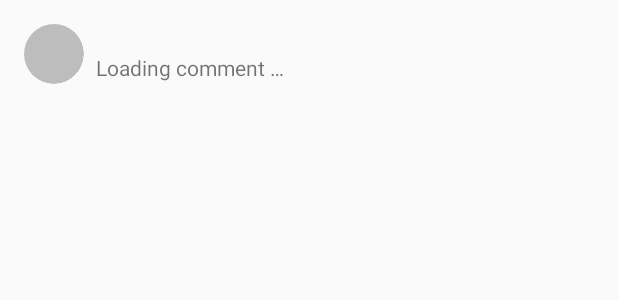
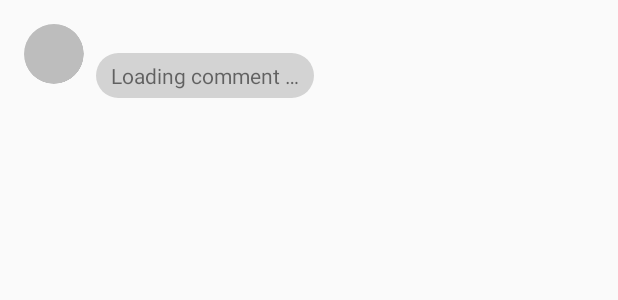
Before and after one commit to edgarhakobyan/Blog-App, an Android app: the layout comment_item.xml on its own in the app's theme, with its tools: preview values and no code run, on a phone screen of 412 x 824 dp. Shown: the top 300 px of the screen. Run offline under Robolectric (Android 15) with nearby library versions, the light colour scheme and no system bars.

Commit message:
Changed comment message style

```diff
--- /dev/null
+++ b/app/src/main/res/drawable/comment_message_bg.xml
@@ -0,0 +1,11 @@
+<?xml version="1.0" encoding="utf-8"?>
+<selector xmlns:android="http://schemas.android.com/apk/res/android">
+
+    <item xmlns:android="http://schemas.android.com/apk/res/android">
+        <shape>
+            <solid android:color="#d3d3d3" />
+            <corners android:radius="20dp" />
+        </shape>
+    </item>
+
+</selector>
--- a/app/src/main/res/layout/activity_comments.xml
+++ b/app/src/main/res/layout/activity_comments.xml
@@ -49,7 +49,7 @@
         android:layout_marginEnd="16dp"
         app:layout_constraintBottom_toBottomOf="parent"
         app:layout_constraintEnd_toEndOf="parent"
-        app:srcCompat="@drawable/ic_menu_send"
+        app:srcCompat="@mipmap/ic_send_comment"
         android:contentDescription="@string/send_comment" />
 
 </android.support.constraint.ConstraintLayout>
--- a/app/src/main/res/layout/comment_item.xml
+++ b/app/src/main/res/layout/comment_item.xml
@@ -22,6 +22,8 @@
         android:layout_height="wrap_content"
         android:layout_marginStart="8dp"
         android:layout_marginTop="16dp"
+        android:paddingStart="8dp"
+        android:paddingEnd="8dp"
         app:layout_constraintStart_toEndOf="@+id/comment_image"
         app:layout_constraintTop_toTopOf="parent" />
 
@@ -30,9 +32,14 @@
         android:layout_width="wrap_content"
         android:layout_height="wrap_content"
         android:layout_marginStart="8dp"
+        android:maxWidth="300dp"
+        android:background="@drawable/comment_message_bg"
+        android:paddingEnd="10dp"
+        android:paddingStart="10dp"
+        android:paddingBottom="5dp"
+        android:paddingTop="5dp"
         android:text="@string/loading_comment"
         app:layout_constraintStart_toEndOf="@+id/comment_image"
         app:layout_constraintTop_toBottomOf="@+id/comment_username" />
 
-
 </android.support.constraint.ConstraintLayout>
```
Also changed, not shown: app/src/main/java/com/example/edgar/blog_app/models/AboutUser.java (deleted, +0 -63 lines), app/src/main/res/mipmap-hdpi/ic_send_comment.png (added), app/src/main/res/mipmap-mdpi/ic_send_comment.png (added), app/src/main/res/mipmap-xhdpi/ic_send_comment.png (added), app/src/main/res/mipmap-xxhdpi/ic_send_comment.png (added), app/src/main/res/mipmap-xxxhdpi/ic_send_comment.png (added).
